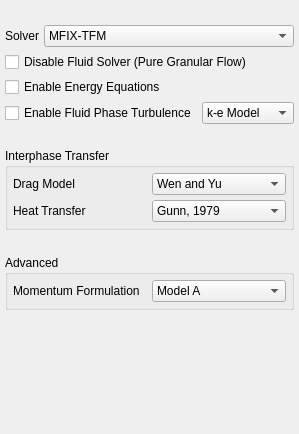
truongd8593/mfix, file gui/uifiles/model_setup.ui: the form before one commit.
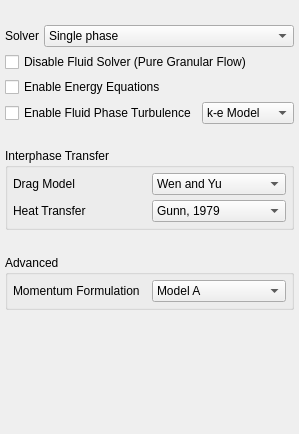
The form after the commit.

Commit message: correct ordering of options under "Solver" combobox

What changed in the file:
```diff
--- a/gui/uifiles/model_setup.ui
+++ b/gui/uifiles/model_setup.ui
@@ -221,7 +221,12 @@
        </widget>
       </item>
       <item row="0" column="1">
-       <widget class="QComboBox" name="comboBox_keyXXword_solver">
+       <widget class="QComboBox" name="combobox_solver">
+        <item>
+         <property name="text">
+          <string>Single phase</string>
+         </property>
+        </item>
         <item>
          <property name="text">
           <string>MFIX-TFM</string>
```
Left out of the diff: 15 changed lines with no effect on the pictures.
